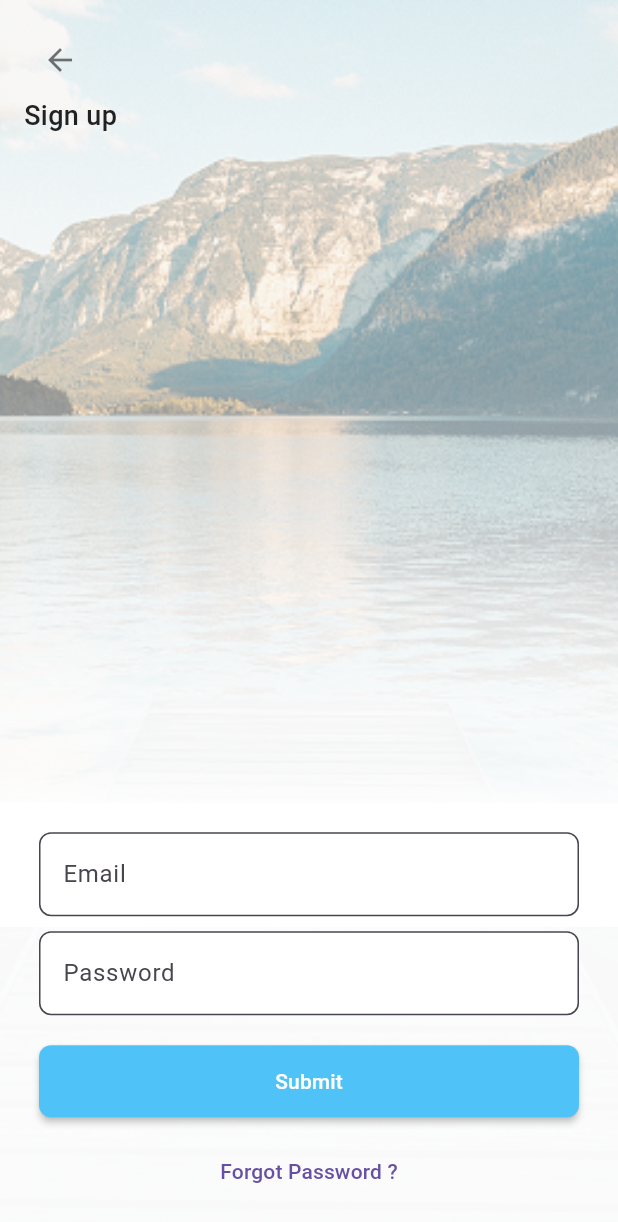
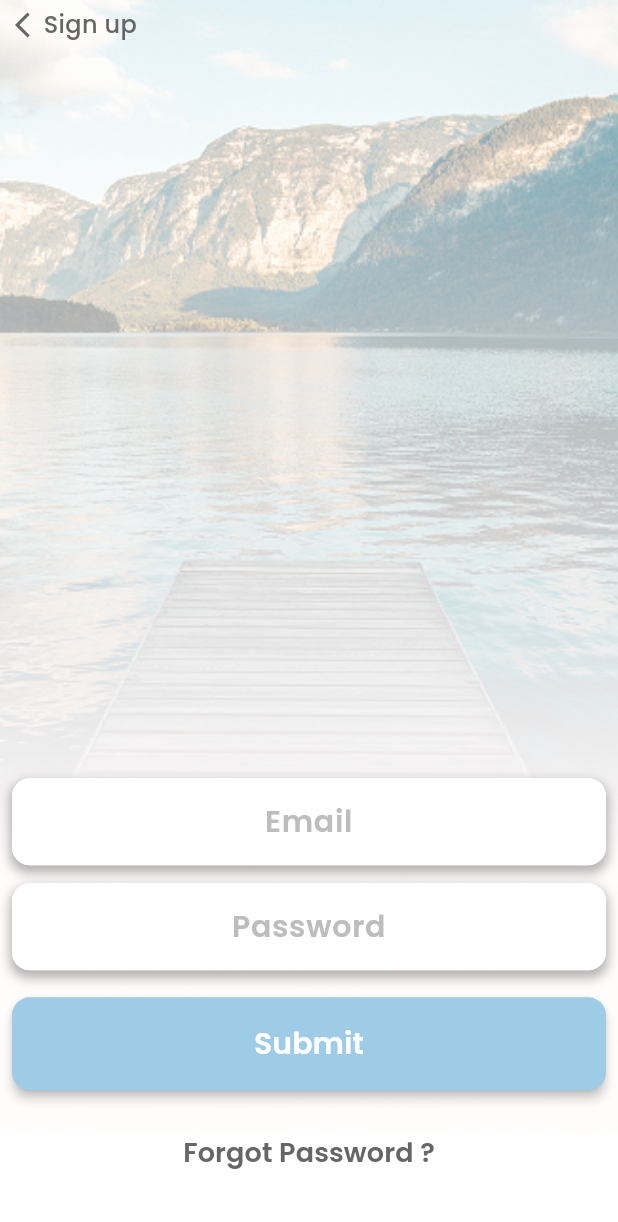
Before and after one commit to wisamahmed851/travique, a Flutter app: the screen it shows after launch, on a phone screen of 412 x 824 dp. Shown: the top 1222 px of the screen. Run offline on Flutter 3.47's test engine with Material 3 defaults, Android fonts, the light colour scheme and no system bars; our stand-ins replace get.

Commit message:
three screen complete

```diff
--- a/lib/core/theme/app_colors.dart
+++ b/lib/core/theme/app_colors.dart
@@ -1,10 +1,24 @@
 import 'package:flutter/material.dart';
 
 class AppColors {
-  static const Color primary = Color(0xFF0066FF);
-  static const Color secondary = Color(0xFFFFA726);
-  static const Color background = Color(0xFFF5F5F5);
+  // Primary Brand Colors
+  static const Color primary = Color(0xFF9ECBE5); // main light blue
+  static const Color secondary = Color(0xFF676666); // greyish accent
+
+  // Backgrounds
+  static const Color background = Colors.white;
+  static const Color scaffold = Colors.white;
+
+  // Text Colors
   static const Color textDark = Color(0xFF212121);
-  static const Color textLight = Color(0xFFFFFFFF);
-  static const Color grey = Color(0xFF9E9E9E);
+  static const Color textLight = Colors.white;
+  static const Color textLightGrey = Color.fromRGBO(189, 189, 189, 1);
+  static const Color textGrey = Color(0xFF676666);
+
+  // Buttons
+  static const Color buttonBackground = Color(0xFF9ECBE5);
+  static const Color buttonText = Colors.white;
+
+  // Shadows / Misc
+  static const Color shadow = Color(0x29000000); // translucent black shadow
 }
--- a/lib/core/theme/app_text_styles.dart
+++ b/lib/core/theme/app_text_styles.dart
@@ -2,19 +2,31 @@ import 'package:flutter/material.dart';
 import 'app_colors.dart';
 
 class AppTextStyles {
-  static const TextStyle heading1 = TextStyle(
+  static const TextStyle heading = TextStyle(
+    fontFamily: 'Poppins',
     fontSize: 24,
-    fontWeight: FontWeight.bold,
+    fontWeight: FontWeight.w700,
     color: AppColors.textDark,
   );
 
-  static const TextStyle bodyText = TextStyle(
+  static const TextStyle body = TextStyle(
+    fontFamily: 'Poppins',
     fontSize: 16,
+    fontWeight: FontWeight.w400,
     color: AppColors.textDark,
   );
 
-  static const TextStyle caption = TextStyle(
-    fontSize: 12,
-    color: AppColors.grey,
+  static const TextStyle button = TextStyle(
+    fontFamily: 'Poppins',
+    fontSize: 20,
+    fontWeight: FontWeight.w600,
+    color: AppColors.buttonText,
+  );
+
+  static const TextStyle link = TextStyle(
+    fontFamily: 'Poppins',
+    fontSize: 16,
+    fontWeight: FontWeight.w600,
+    color: AppColors.textGrey,
   );
 }
--- a/lib/core/theme/app_theme.dart
+++ b/lib/core/theme/app_theme.dart
@@ -1,28 +1,31 @@
 import 'package:flutter/material.dart';
-import 'package:travique/core/theme/app_colors.dart';
-import 'package:travique/core/theme/app_text_styles.dart';
+import 'app_colors.dart';
+import 'app_text_styles.dart';
 
 class AppTheme {
   static ThemeData lightTheme = ThemeData(
+    fontFamily: 'Poppins',
     primaryColor: AppColors.primary,
-    scaffoldBackgroundColor: AppColors.background,
+    scaffoldBackgroundColor: AppColors.scaffold,
     appBarTheme: const AppBarTheme(
       backgroundColor: AppColors.primary,
       foregroundColor: AppColors.textLight,
-    ),
-    textTheme: const TextTheme(
-      headlineLarge: AppTextStyles.heading1,
-      bodyMedium: AppTextStyles.bodyText,
-      bodySmall: AppTextStyles.caption,
+      elevation: 0,
     ),
     elevatedButtonTheme: ElevatedButtonThemeData(
       style: ElevatedButton.styleFrom(
-        backgroundColor: AppColors.primary,
-        foregroundColor: AppColors.textLight,
+        backgroundColor: AppColors.buttonBackground,
+        foregroundColor: AppColors.buttonText,
         shape: RoundedRectangleBorder(
-          borderRadius: BorderRadius.all(Radius.circular(12))
-        )
-      )
-    )
+          borderRadius: BorderRadius.all(Radius.circular(12)),
+        ),
+        textStyle: AppTextStyles.button,
+      ),
+    ),
+    textTheme: const TextTheme(
+      bodyMedium: AppTextStyles.body,
+      bodyLarge: AppTextStyles.heading,
+      labelLarge: AppTextStyles.link,
+    ),
   );
 }
--- /dev/null
+++ b/lib/core/widgets/shadowed_field.dart
@@ -0,0 +1,55 @@
+import 'package:flutter/material.dart';
+import 'package:travique/core/theme/app_colors.dart';
+
+Widget buildShadowedField({
+  required String hint,
+  required TextEditingController controller,
+  required double scale,
+  bool obscure = false,
+}) {
+  return Container(
+    decoration: BoxDecoration(
+      boxShadow: [
+        BoxShadow(
+          color: AppColors.shadow.withOpacity(0.3),
+          spreadRadius: 1,
+          blurRadius: 6,
+          offset: const Offset(0, 4),
+        ),
+      ],
+      borderRadius: BorderRadius.circular(12),
+    ),
+    child: TextField(
+      controller: controller,
+      obscureText: obscure,
+      textAlign: TextAlign.center,
+      style: TextStyle(
+        fontSize: 18 * scale,
+        color: Colors.black87,
+        fontWeight: FontWeight.w500,
+      ),
+      decoration: InputDecoration(
+        hintText: hint,
+        hintStyle: TextStyle(
+          color: AppColors.textLightGrey,
+          fontSize: 20 * scale,
+          fontWeight: FontWeight.w600,
+        ),
+        filled: true,
+        fillColor: AppColors.background,
+        contentPadding: EdgeInsets.symmetric(
+          vertical: 14 * scale,
+          horizontal: 16 * scale,
+        ),
+        enabledBorder: OutlineInputBorder(
+          borderRadius: BorderRadius.circular(12),
+          borderSide: const BorderSide(color: AppColors.background, width: 1),
+        ),
+        focusedBorder: OutlineInputBorder(
+          borderRadius: BorderRadius.circular(12),
+          borderSide: BorderSide(color: AppColors.secondary, width: 2),
+        ),
+      ),
+    ),
+  );
+}
--- a/lib/features/auth/bindings/auth_binding.dart
+++ b/lib/features/auth/bindings/auth_binding.dart
@@ -4,6 +4,6 @@ import 'package:travique/features/auth/presentation/controllers/auth_controller.
 class AuthBinding extends Bindings {
   @override
   void dependencies() {
-    Get.lazyPut<AuthController>(() => AuthController());
+    Get.put(AuthController(), permanent: true);
   }
 }
--- a/lib/features/auth/presentation/pages/login_screen.dart
+++ b/lib/features/auth/presentation/pages/login_screen.dart
@@ -1,172 +1,129 @@
 import 'package:flutter/material.dart';
 import 'package:get/get.dart';
+import 'package:travique/core/theme/app_colors.dart';
+import 'package:travique/core/theme/app_text_styles.dart';
+import 'package:travique/core/widgets/shadowed_field.dart';
 import 'package:travique/features/auth/presentation/controllers/auth_controller.dart';
+import 'package:travique/routes/app_routes.dart';
 
 class LoginScreen extends StatelessWidget {
   final AuthController controller = Get.find();
 
   @override
   Widget build(BuildContext context) {
-    final size = MediaQuery.of(
-      context,
-    ).size; // Get screen size for responsiveness
+    final size = MediaQuery.of(context).size;
+    final double scale = (size.height / 800).clamp(0.8, 1.0);
 
     return Scaffold(
-      resizeToAvoidBottomInset: true,
+      backgroundColor: AppColors.background,
       body: Stack(
-        fit: StackFit.expand,
         children: [
-          // Background image
-          Image.asset('assets/images/login_bg.png', fit: BoxFit.cover),
-          // Image.asset('assets/images/login_bg_front.png', fit: BoxFit.cover),
-
-          // White gradient overlay
           Positioned(
             top: 0,
-            bottom: size.height * 0.25,
             left: 0,
             right: 0,
-            child: Container(
-              decoration: BoxDecoration(
-                gradient: LinearGradient(
-                  begin: Alignment.topCenter,
-                  end: Alignment.bottomCenter,
-                  colors: [
-                    const Color.fromARGB(0, 255, 255, 255).withOpacity(0.0),
-                    const Color.fromARGB(0, 255, 255, 255).withOpacity(0.0),
-                    const Color.fromARGB(0, 255, 255, 255).withOpacity(0.0),
-                    const Color.fromARGB(0, 255, 255, 255).withOpacity(0.0),
-                    const Color.fromARGB(0, 255, 255, 255).withOpacity(0.0),
-                    const Color.fromARGB(0, 255, 255, 255).withOpacity(0.0),
-                    const Color.fromARGB(100, 255, 255, 255).withOpacity(0.0),
-                    const Color.fromARGB(250, 255, 255, 255).withOpacity(0.0),
-                    Colors.white.withOpacity(0.1),
-                    Colors.white.withOpacity(0.3),
-                    Colors.white.withOpacity(0.5),
-                    Colors.white.withOpacity(0.7),
-                    Colors.white.withOpacity(0.8),
-                    Colors.white.withOpacity(0.9),
-                    Colors.white.withOpacity(0.9),
-                    Colors.white,
-                    Colors.white,
-                    Colors.white,
-                  ],
-                ),
-              ),
+            height: size.height * 0.8,
+            child: Image.asset(
+              'assets/images/login_bg.png',
+              fit: BoxFit.cover,
+              alignment: Alignment.topCenter,
             ),
           ),
-          // Foreground content (Login form at bottom)
+          Positioned(
+            top: size.height * 0.1,
+            left: 0,
+            right: 0,
+            height: size.height * 1,
+            child: Image.asset(
+              'assets/images/login_bg_front.png',
+              fit: BoxFit.cover,
+              alignment: Alignment.topCenter,
+            ),
+          ),
           Align(
             alignment: Alignment.bottomCenter,
-            child: Container(
-              width: double.infinity,
-              height: size.height * 0.35,
-              padding: const EdgeInsets.symmetric(horizontal: 26, vertical: 12),
-              decoration: BoxDecoration(
-                color: Colors.white.withOpacity(0.95),
-                // borderRadius: const BorderRadius.only(
-                //   topLeft: Radius.circular(16),
-                //   topRight: Radius.circular(16),
-                // ),
-                // boxShadow: [
-                //   BoxShadow(
-                //     color: Colors.black12,
-                //     blurRadius: 8,
-                //     offset: const Offset(0, -2),
-                //   ),
-                // ],
-              ),
-              child: SafeArea(
-                child: Center(
-                  child: Column(
-                    mainAxisSize:
-                        MainAxisSize.min, // Space between top and bottom
-                    children: [
-                      // Top back button + title
+            child: SingleChildScrollView(
+              reverse: true,
+              child: Container(
+                height: size.height * 0.38,
+                padding: EdgeInsets.all(8 * scale),
+                child: Column(
+                  mainAxisSize: MainAxisSize.min,
+                  children: [
+                    // ✅ Reusable Email Field
+                    buildShadowedField(
+                      hint: 'Email',
+                      controller: controller.emailController,
+                      scale: scale,
+                    ),
+                    SizedBox(height: 12 * scale),
 
-                      // // Bottom login form
-                      // Container(
-                      //   width: double.infinity,
-                      //   padding: const EdgeInsets.all(16),
-                      //   // margin: EdgeInsets.only(bottom: size.height * 0.05), // 5% bottom space
-                      //   decoration: BoxDecoration(
-                      //     color: Colors.white.withOpacity(0.85),
-                      //     borderRadius: BorderRadius.circular(12),
-                      //     boxShadow: [
-                      //       BoxShadow(
-                      //         color: Colors.black12,
-                      //         blurRadius: 8,
-                      //         offset: const Offset(0, 2),
-                      //       ),
-                      //     ],
-                      //   ),
-                      //   child: Column(
-                      //     mainAxisSize: MainAxisSize.min, // Wrap only its content
-                      //     children: [
-                      TextField(
-                        decoration: InputDecoration(
-                          labelText: 'Email',
-                          filled: true,
-                          fillColor: Colors.white,
-                          border: OutlineInputBorder(
-                            borderRadius: BorderRadius.circular(8),
+                    // ✅ Reusable Password Field
+                    buildShadowedField(
+                      hint: 'Password',
+                      controller: controller.passwordController,
+                      scale: scale,
+                      obscure: true,
+                    ),
+                    SizedBox(height: 18 * scale),
+
+                    // ✅ Submit Button
+                    SizedBox(
+                      width: double.infinity,
+                      child: ElevatedButton(
+                        style: ElevatedButton.styleFrom(
+                          backgroundColor: AppColors.buttonBackground,
+                          shape: RoundedRectangleBorder(
+                            borderRadius: BorderRadius.circular(12),
+                          ),
+                          elevation: 3,
+                          padding: EdgeInsets.symmetric(vertical: 16 * scale),
+                        ),
+                        onPressed: controller.login,
+                        child: Text(
+                          'Submit',
+                          style: AppTextStyles.button.copyWith(
+                            fontSize: 20 * scale,
                           ),
                         ),
-                        controller: controller.emailController,
                       ),
-                      const SizedBox(height: 10),
-                      TextField(
-                        decoration: InputDecoration(
-                          labelText: 'Password',
-                          filled: true,
-                          fillColor: Colors.white,
-                          border: OutlineInputBorder(
-                            borderRadius: BorderRadius.circular(8),
-                          ),
-                        ),
-                        controller: controller.passwordController,
-                        obscureText: true,
-                      ),
-                      const SizedBox(height: 20),
-                      SizedBox(
-                        width: double.infinity,
-                        child: ElevatedButton(
-                          style: ElevatedButton.styleFrom(
-                            backgroundColor: Colors.lightBlue[300],
-                            shape: RoundedRectangleBorder(
-                              borderRadius: BorderRadius.circular(8),
-                            ),
-                            elevation: 2,
-                            padding: const EdgeInsets.symmetric(vertical: 14),
-                          ),
-                          onPressed: controller.login,
-                          child: const Text('Submit'),
+                    ),
+                    SizedBox(height: 18 * scale),
+                    TextButton(
+                      onPressed: () {},
+                      child: Text(
+                        'Forgot Password ?',
+                        style: AppTextStyles.link.copyWith(
+                          fontSize: 18 * scale,
                         ),
                       ),
-                      const SizedBox(height: 12),
-                      TextButton(
-                        onPressed: () {},
-                        child: const Text('Forgot Password ?'),
-                      ),
-                    ],
-                  ),
+                    ),
+                  ],
                 ),
               ),
             ),
           ),
           SafeArea(
             child: Padding(
-              padding: const EdgeInsets.symmetric(horizontal: 16, vertical: 16),
-              child: Column(
-                crossAxisAlignment: CrossAxisAlignment.start,
+              padding: EdgeInsets.all(5 * scale),
+              child: Row(
                 children: [
-                  IconButton(
-                    onPressed: () => Get.back(),
-                    icon: const Icon(Icons.arrow_back, color: Colors.black54),
+                  GestureDetector(
+                    onTap: () => Get.offAllNamed(Routes.SIGNUP),
+                    child: Icon(
+                      Icons.arrow_back_ios_new,
+                      color: AppColors.textGrey,
+                      size: 20 * scale,
+                    ),
                   ),
-                  const Text(
+                  SizedBox(width: 4 * scale),
+                  Text(
                     'Sign up',
-                    style: TextStyle(fontSize: 18, fontWeight: FontWeight.w500),
+                    style: TextStyle(
+                      fontSize: 16 * scale,
+                      fontWeight: FontWeight.w500,
+                      color: AppColors.textGrey,
+                    ),
                   ),
                 ],
               ),
--- a/lib/routes/app_pages.dart
+++ b/lib/routes/app_pages.dart
@@ -1,6 +1,8 @@
 import 'package:get/get.dart';
 import 'package:travique/features/auth/bindings/auth_binding.dart';
+import 'package:travique/features/auth/presentation/pages/into_screen.dart';
 import 'package:travique/features/auth/presentation/pages/login_screen.dart';
+import 'package:travique/features/auth/presentation/pages/register_screen.dart';
 import 'package:travique/features/home/bindings/home_binding.dart';
 import 'package:travique/features/home/presentation/pages/home_screen.dart';
 import 'app_routes.dart';
@@ -8,15 +10,20 @@ import 'app_routes.dart';
 class AppPages {
   static final routes = [
     GetPage(
+      name: Routes.INTRO,
+      page: () => IntroScreen(),
+      binding: AuthBinding(),
+    ),
+    GetPage(
       name: Routes.LOGIN,
       page: () => LoginScreen(),
       binding: AuthBinding(),
     ),
-    // GetPage(
-    //   name: Routes.SIGNUP,
-    //   page: () => SignupScreen(),
-    //   binding: AuthBinding(),
-    // ),
+    GetPage(
+      name: Routes.SIGNUP,
+      page: () => RegisterScreen(),
+      binding: AuthBinding(),
+    ),
     GetPage(
       name: Routes.HOME,
       page: () => HomeScreen(),
--- a/lib/routes/app_routes.dart
+++ b/lib/routes/app_routes.dart
@@ -1,5 +1,6 @@
 abstract class Routes {
   static const String SPLASH = '/';
+  static const String INTRO = '/intro';
   static const String LOGIN = '/login';
   static const String SIGNUP = '/signup';
   static const String HOME = '/home';
```
Also changed, not shown: lib/features/auth/presentation/pages/into_screen.dart (added, +156 -0 lines), lib/features/auth/presentation/pages/register_screen.dart (added, +185 -0 lines), pubspec.yaml (+7 -6 lines), assets/fonts/Poppins-Bold.ttf (added), assets/fonts/Poppins-Medium.ttf (added), assets/fonts/Poppins-Regular.ttf (added), assets/fonts/Poppins-SemiBold.ttf (added), assets/images/logo.png (added), flutter_01.png (added), pubspec.lock.
